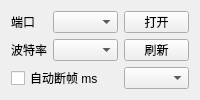
Above: ConfigTool/app/app_serial.ui from kepler-444b/AODSN_Config before the change. Below: the same form after it.
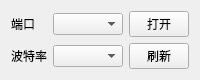
That is the form after the change.

Diff of the .ui file:
```diff
--- a/ConfigTool/app/app_serial.ui
+++ b/ConfigTool/app/app_serial.ui
@@ -7,7 +7,7 @@
     <x>0</x>
     <y>0</y>
     <width>200</width>
-    <height>100</height>
+    <height>80</height>
    </rect>
   </property>
   <property name="sizePolicy">
@@ -19,13 +19,13 @@
   <property name="minimumSize">
    <size>
     <width>200</width>
-    <height>100</height>
+    <height>80</height>
    </size>
   </property>
   <property name="maximumSize">
    <size>
     <width>200</width>
-    <height>100</height>
+    <height>80</height>
    </size>
   </property>
   <property name="windowTitle">
@@ -37,16 +37,53 @@
   <layout class="QGridLayout" name="gridLayout">
    <item row="0" column="0">
     <widget class="QLabel" name="label_serial">
+     <property name="minimumSize">
+      <size>
+       <width>36</width>
+       <height>0</height>
+      </size>
+     </property>
+     <property name="maximumSize">
+      <size>
+       <width>36</width>
+       <height>16777215</height>
+      </size>
+     </property>
      <property name="text">
       <string>端口</string>
      </property>
     </widget>
    </item>
    <item row="0" column="1">
-    <widget class="QComboBox" name="com"/>
+    <widget class="QComboBox" name="com">
+     <property name="sizePolicy">
+      <sizepolicy hsizetype="Preferred" vsizetype="Fixed">
+       <horstretch>0</horstretch>
+       <verstretch>0</verstretch>
+      </sizepolicy>
+     </property>
+     <property name="minimumSize">
+      <size>
+       <width>70</width>
+       <height>0</height>
+      </size>
+     </property>
+     <property name="maximumSize">
+      <size>
+       <width>70</width>
+       <height>16777215</height>
+      </size>
+     </property>
+    </widget>
    </item>
    <item row="0" column="2">
     <widget class="QPushButton" name="switch_com">
+     <property name="maximumSize">
+      <size>
+       <width>60</width>
+       <height>16777215</height>
+      </size>
+     </property>
      <property name="text">
       <string>打开</string>
      </property>
@@ -54,31 +91,52 @@
    </item>
    <item row="1" column="0">
     <widget class="QLabel" name="label_baudrate">
+     <property name="maximumSize">
+      <size>
+       <width>36</width>
+       <height>16777215</height>
+      </size>
+     </property>
      <property name="text">
       <string>波特率</string>
      </property>
     </widget>
    </item>
    <item row="1" column="1">
-    <widget class="QComboBox" name="baudrate"/>
+    <widget class="QComboBox" name="baudrate">
+     <property name="minimumSize">
+      <size>
+       <width>70</width>
+       <height>0</height>
+      </size>
+     </property>
+     <property name="maximumSize">
+      <size>
+       <width>70</width>
+       <height>16777215</height>
+      </size>
+     </property>
+    </widget>
    </item>
    <item row="1" column="2">
     <widget class="QPushButton" name="refresh_com">
+     <property name="minimumSize">
+      <size>
+       <width>60</width>
+       <height>0</height>
+      </size>
+     </property>
+     <property name="maximumSize">
+      <size>
+       <width>60</width>
+       <height>16777215</height>
+      </size>
+     </property>
      <property name="text">
       <string>刷新</string>
      </property>
     </widget>
    </item>
-   <item row="2" column="0" colspan="2">
-    <widget class="QCheckBox" name="auto_check">
-     <property name="text">
-      <string>自动断帧 ms</string>
-     </property>
-    </widget>
-   </item>
-   <item row="2" column="2">
-    <widget class="QComboBox" name="recv_timeout"/>
-   </item>
   </layout>
  </widget>
  <resources/>
```
